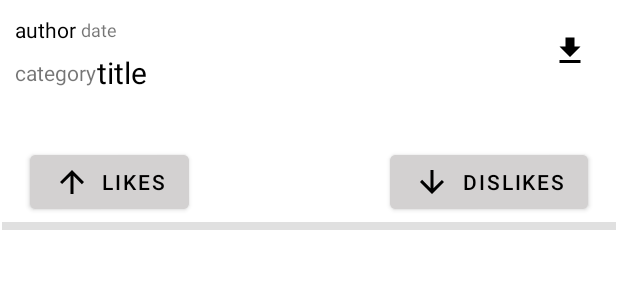
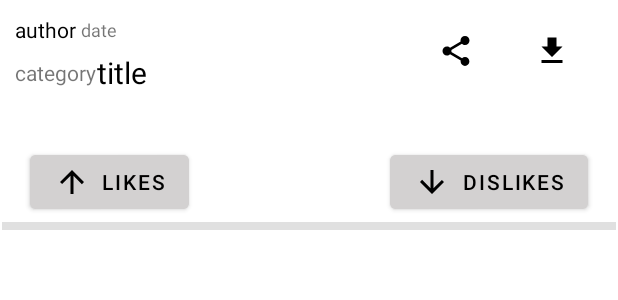
Before and after one commit to jakubpraszkowski/Dating-application-with-Pepe-memes, an Android app: the layout meme.xml on its own in the app's theme, with its tools: preview values and no code run, on a phone screen of 412 x 824 dp. Shown: the top 300 px of the screen. Run offline under Robolectric (Android 15) with nearby library versions, the phone set to English and light mode, and no system bars.

Commit message:
add: share button for memes

```diff
--- a/app/src/main/java/com/example/meme_dating/CategoryMenuActivity.java
+++ b/app/src/main/java/com/example/meme_dating/CategoryMenuActivity.java
@@ -1,5 +1,6 @@
 package com.example.meme_dating;
 
+import android.content.Intent;
 import android.os.Bundle;
 import android.os.Handler;
 import android.util.Log;
--- /dev/null
+++ b/app/src/main/res/drawable/baseline_share_24.xml
@@ -0,0 +1,5 @@
+<vector android:height="24dp" android:tint="#000000"
+    android:viewportHeight="24" android:viewportWidth="24"
+    android:width="24dp" xmlns:android="http://schemas.android.com/apk/res/android">
+    <path android:fillColor="@android:color/white" android:pathData="M18,16.08c-0.76,0 -1.44,0.3 -1.96,0.77L8.91,12.7c0.05,-0.23 0.09,-0.46 0.09,-0.7s-0.04,-0.47 -0.09,-0.7l7.05,-4.11c0.54,0.5 1.25,0.81 2.04,0.81 1.66,0 3,-1.34 3,-3s-1.34,-3 -3,-3 -3,1.34 -3,3c0,0.24 0.04,0.47 0.09,0.7L8.04,9.81C7.5,9.31 6.79,9 6,9c-1.66,0 -3,1.34 -3,3s1.34,3 3,3c0.79,0 1.5,-0.31 2.04,-0.81l7.12,4.16c-0.05,0.21 -0.08,0.43 -0.08,0.65 0,1.61 1.31,2.92 2.92,2.92 1.61,0 2.92,-1.31 2.92,-2.92s-1.31,-2.92 -2.92,-2.92z"/>
+</vector>
--- a/app/src/main/res/layout/meme.xml
+++ b/app/src/main/res/layout/meme.xml
@@ -115,8 +115,8 @@
 
     <ImageButton
         android:id="@+id/imageButton"
-        android:layout_width="wrap_content"
-        android:layout_height="wrap_content"
+        android:layout_width="48dp"
+        android:layout_height="48dp"
         android:layout_marginEnd="20dp"
         android:background="#00FFFFFF"
         android:contentDescription="download meme"
@@ -125,4 +125,16 @@
         app:layout_constraintEnd_toEndOf="parent"
         app:layout_constraintTop_toTopOf="parent" />
 
+    <ImageButton
+        android:id="@+id/imageButton2"
+        android:layout_width="48dp"
+        android:layout_height="48dp"
+        android:layout_marginEnd="16dp"
+        android:background="#00FFFFFF"
+        android:contentDescription="download meme"
+        android:src="@drawable/baseline_share_24"
+        app:layout_constraintBottom_toTopOf="@+id/imageViewMeme"
+        app:layout_constraintEnd_toStartOf="@+id/imageButton"
+        app:layout_constraintTop_toTopOf="parent" />
+
 </androidx.constraintlayout.widget.ConstraintLayout>
```
Also changed, not shown: app/src/main/java/com/example/meme_dating/RecylerViewAdapter.java (+19 -3 lines).
